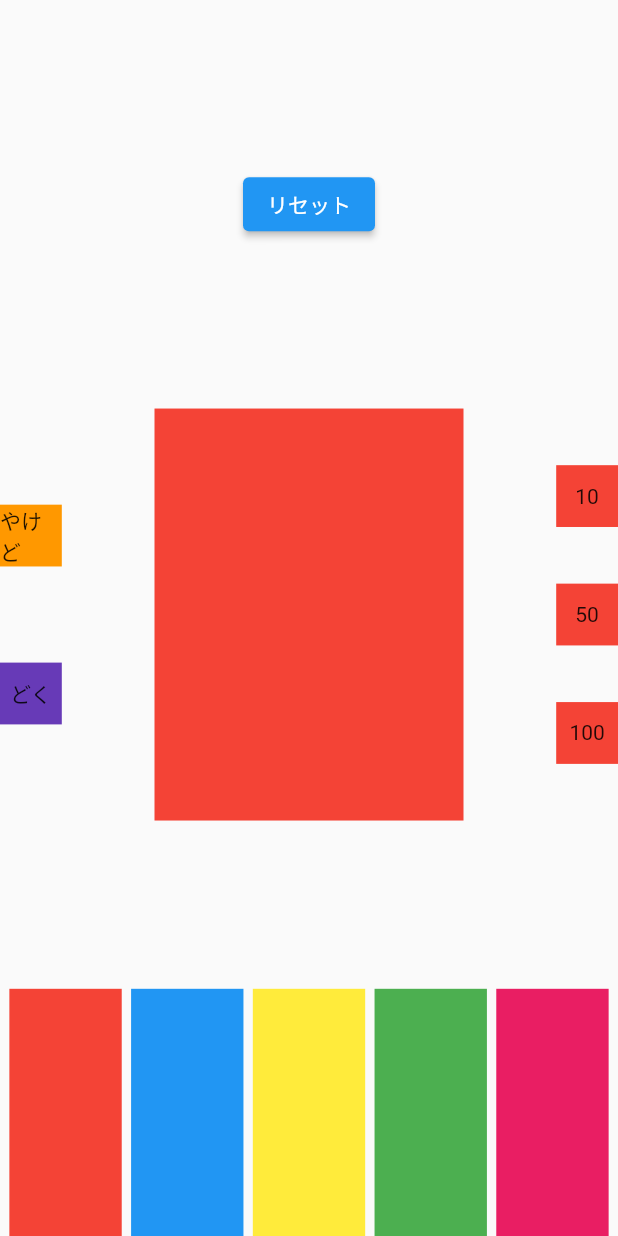
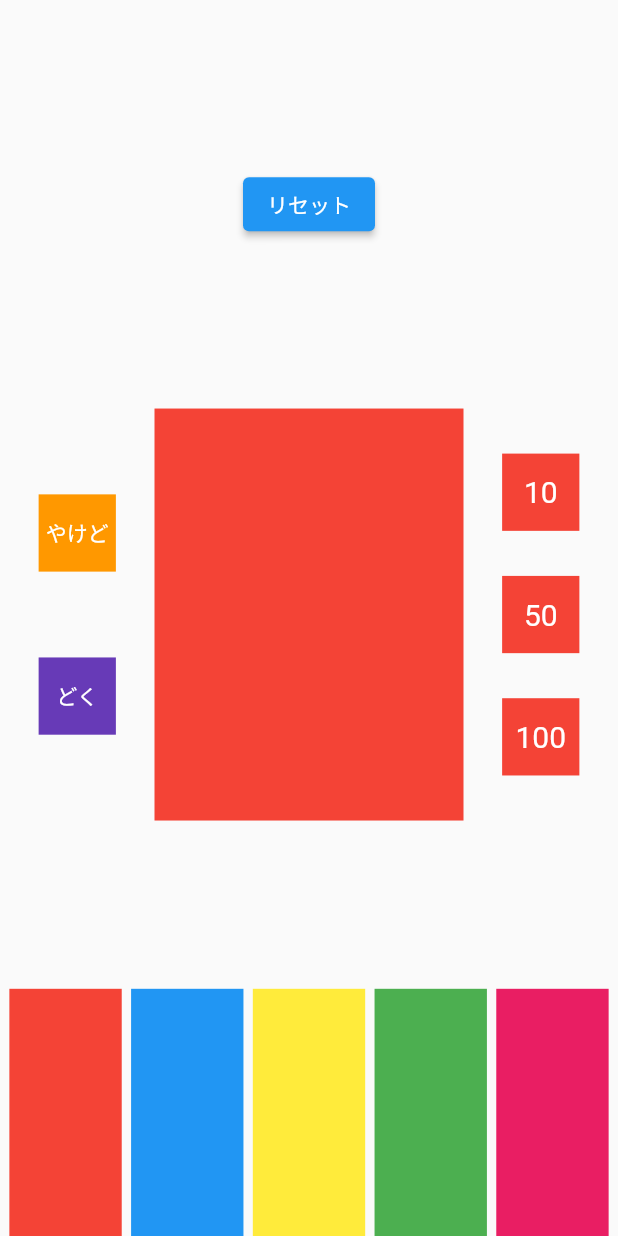
Before and after one commit to iseruuuuu/pokemon_card_damage_check_app, a Flutter app: the screen it shows after launch, on a phone screen of 412 x 824 dp. Run offline on Flutter 3.47's test engine with Material 2 defaults, Android fonts, the phone set to English and light mode, and no system bars.

Commit message:
ボタンの大きさを調整

```diff
--- a/lib/main.dart
+++ b/lib/main.dart
@@ -35,43 +35,55 @@ class _MyHomePageState extends State<MyHomePage> {
         child: Column(
           mainAxisAlignment: MainAxisAlignment.center,
           children: <Widget>[
-
-            const  Spacer(),
-
+            const Spacer(),
             Row(
               mainAxisAlignment: MainAxisAlignment.center,
               children: [
                 ElevatedButton(
                   onPressed: () {},
-                  child: Text('リセット'),
+                  child: const Text('リセット'),
                 ),
               ],
             ),
-
-            const  Spacer(),
+            const Spacer(),
             Row(
               children: [
+                const Spacer(),
                 SizedBox(
                   height: mediaWidth / 1.5,
                   child: Column(
                     mainAxisAlignment: MainAxisAlignment.spaceEvenly,
                     children: [
                       Container(
-                        width: mediaWidth / 10,
-                        height: mediaWidth / 10,
+                        width: mediaWidth / 8,
+                        height: mediaWidth / 8,
                         color: Colors.orange,
-                        child: const Center(child: Text('やけど')),
+                        child: const Center(
+                          child: Text(
+                            'やけど',
+                            style: TextStyle(
+                              color: Colors.white,
+                            ),
+                          ),
+                        ),
                       ),
                       Container(
-                        width: mediaWidth / 10,
-                        height: mediaWidth / 10,
+                        width: mediaWidth / 8,
+                        height: mediaWidth / 8,
                         color: Colors.deepPurple,
-                        child: const Center(child: Text('どく')),
+                        child: const Center(
+                          child: Text(
+                            'どく',
+                            style: TextStyle(
+                              color: Colors.white,
+                            ),
+                          ),
+                        ),
                       ),
                     ],
                   ),
                 ),
-                const  Spacer(),
+                const Spacer(),
 
                 //TODO 大カード
                 Container(
@@ -80,7 +92,7 @@ class _MyHomePageState extends State<MyHomePage> {
                   color: Colors.red,
                 ),
 
-                const  Spacer(),
+                const Spacer(),
 
                 SizedBox(
                   height: mediaWidth / 1.5,
@@ -88,57 +100,80 @@ class _MyHomePageState extends State<MyHomePage> {
                     mainAxisAlignment: MainAxisAlignment.spaceEvenly,
                     children: [
                       Container(
-                        width: mediaWidth / 10,
-                        height: mediaWidth / 10,
+                        width: mediaWidth / 8,
+                        height: mediaWidth / 8,
                         color: Colors.red,
-                        child: const Center(child: Text('10')),
+                        child: const Center(
+                          child: Text(
+                            '10',
+                            style: TextStyle(
+                              color: Colors.white,
+                              fontSize: 20,
+                            ),
+                          ),
+                        ),
                       ),
                       Container(
-                        width: mediaWidth / 10,
-                        height: mediaWidth / 10,
+                        width: mediaWidth / 8,
+                        height: mediaWidth / 8,
                         color: Colors.red,
-                        child: const Center(child: Text('50')),
+                        child: const Center(
+                          child: Text(
+                            '50',
+                            style: TextStyle(
+                              color: Colors.white,
+                              fontSize: 20,
+                            ),
+                          ),
+                        ),
                       ),
                       Container(
-                        width: mediaWidth / 10,
-                        height: mediaWidth / 10,
+                        width: mediaWidth / 8,
+                        height: mediaWidth / 8,
                         color: Colors.red,
-                        child: const Center(child: Text('100')),
-
+                        child: const Center(
+                          child: Text(
+                            '100',
+                            style: TextStyle(
+                              color: Colors.white,
+                              fontSize: 20,
+                            ),
+                          ),
+                        ),
                       ),
                     ],
                   ),
                 ),
+                const Spacer(),
               ],
             ),
-
-            const  Spacer(),
+            const Spacer(),
             Row(
               mainAxisAlignment: MainAxisAlignment.spaceEvenly,
               children: [
                 Container(
                   width: mediaWidth / 5.5,
-                  height: mediaWidth /2.5,
+                  height: mediaWidth / 2.5,
                   color: Colors.red,
                 ),
                 Container(
                   width: mediaWidth / 5.5,
-                  height: mediaWidth /2.5,
+                  height: mediaWidth / 2.5,
                   color: Colors.blue,
                 ),
                 Container(
                   width: mediaWidth / 5.5,
-                  height: mediaWidth /2.5,
+                  height: mediaWidth / 2.5,
                   color: Colors.yellow,
                 ),
                 Container(
                   width: mediaWidth / 5.5,
-                  height: mediaWidth /2.5,
+                  height: mediaWidth / 2.5,
                   color: Colors.green,
                 ),
                 Container(
                   width: mediaWidth / 5.5,
-                  height: mediaWidth /2.5,
+                  height: mediaWidth / 2.5,
                   color: Colors.pink,
                 ),
               ],
```
